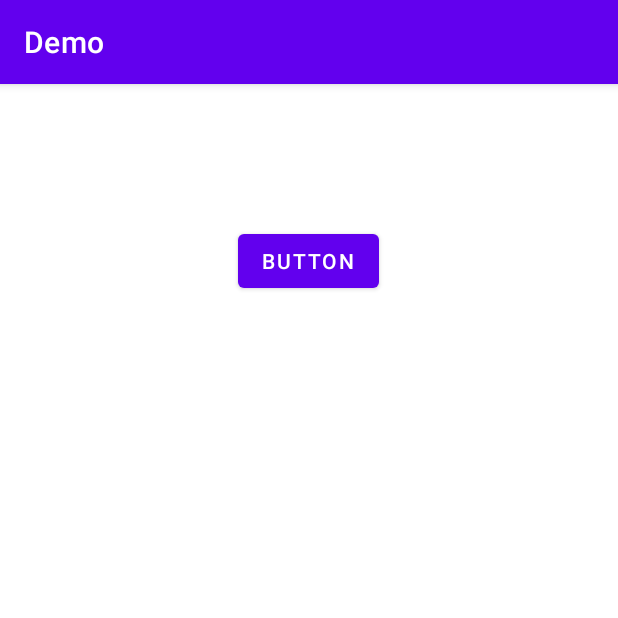
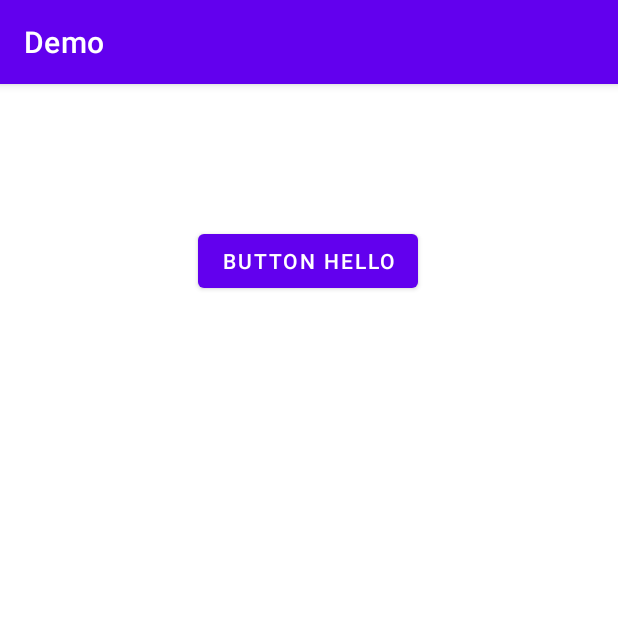
Before and after one commit to siddharth7247/demo_project, an Android app: the MainActivity screen opened directly, with no data from a screen before it, on a phone screen of 412 x 824 dp, the top half of it. Run offline under Robolectric (Android 15) with nearby library versions, the phone set to English and light mode, and no system bars.

Commit message:
button text change

```diff
--- a/app/src/main/res/layout/activity_main.xml
+++ b/app/src/main/res/layout/activity_main.xml
@@ -10,7 +10,7 @@
         android:id="@+id/button1"
         android:layout_width="wrap_content"
         android:layout_height="wrap_content"
-        android:text="Button"
+        android:text="Button Hello"
         app:layout_constraintBottom_toBottomOf="parent"
         app:layout_constraintEnd_toEndOf="parent"
         app:layout_constraintHorizontal_bias="0.498"
```
